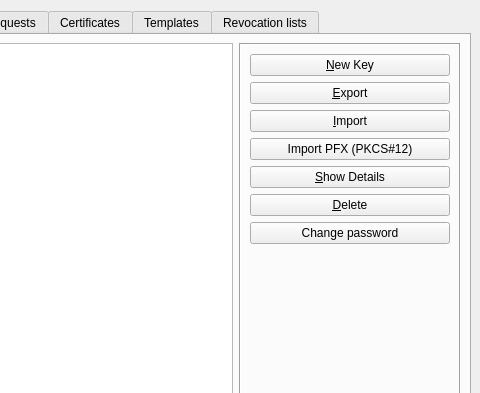
Before: the Qt Designer form ui/MainWindow.ui in chris2511/xca, drawn with Qt 5; both pictures show x 222 to 702 and y 0 to 393 of the 702 by 511 pixel window.
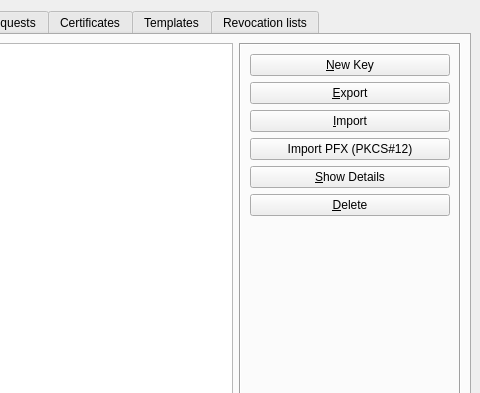
After: the same form once the commit is applied. Custom widgets are drawn as their Qt base class.

Commit message:
reactivate functionality to change database password
 - remove CRTL+X shortcuts from menu
 - change DB pass not via button, but via file-menu.

Diff of the .ui file:
```diff
--- a/ui/MainWindow.ui
+++ b/ui/MainWindow.ui
@@ -96,13 +96,6 @@
              </property>
             </widget>
            </item>
-           <item>
-            <widget class="QPushButton" name="BNchangePass" >
-             <property name="text" >
-              <string>Change password</string>
-             </property>
-            </widget>
-           </item>
            <item>
             <spacer>
              <property name="orientation" >
```
Left out of the diff: 319 changed lines with no effect on the pictures. The commit also changes 5 other files.
